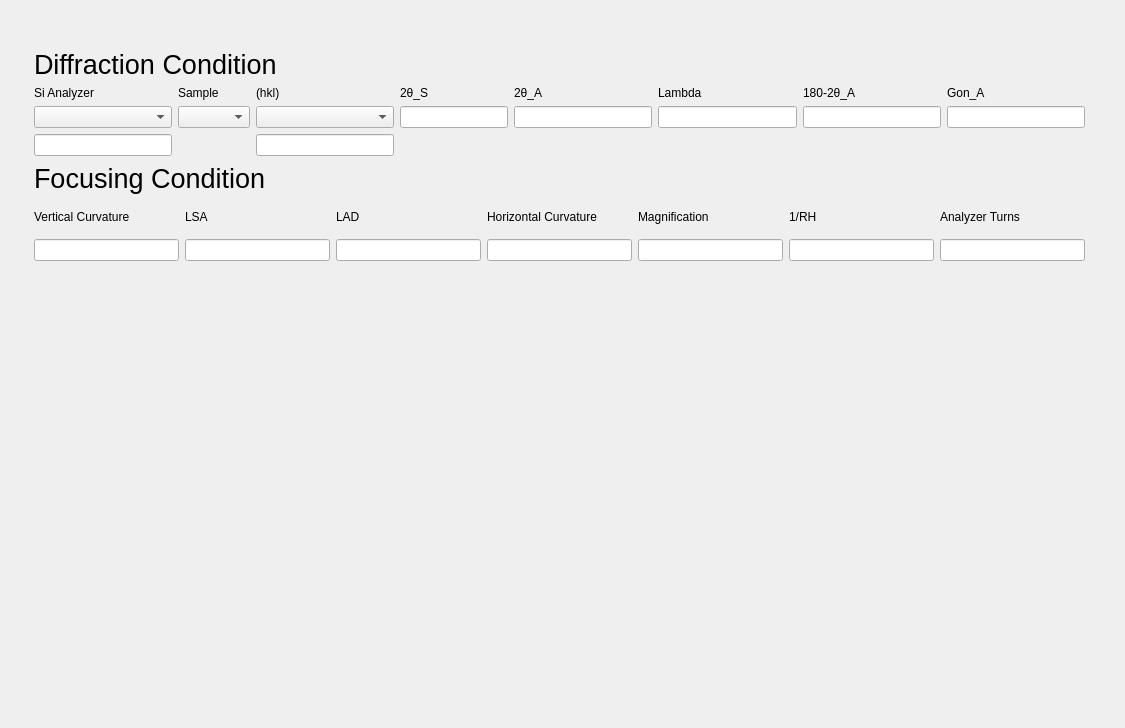
Above: diffractometer_controls/analyzer_calculation.ui from MIT-NRL/diffractometer-controls before the change. Below: the same form after it.
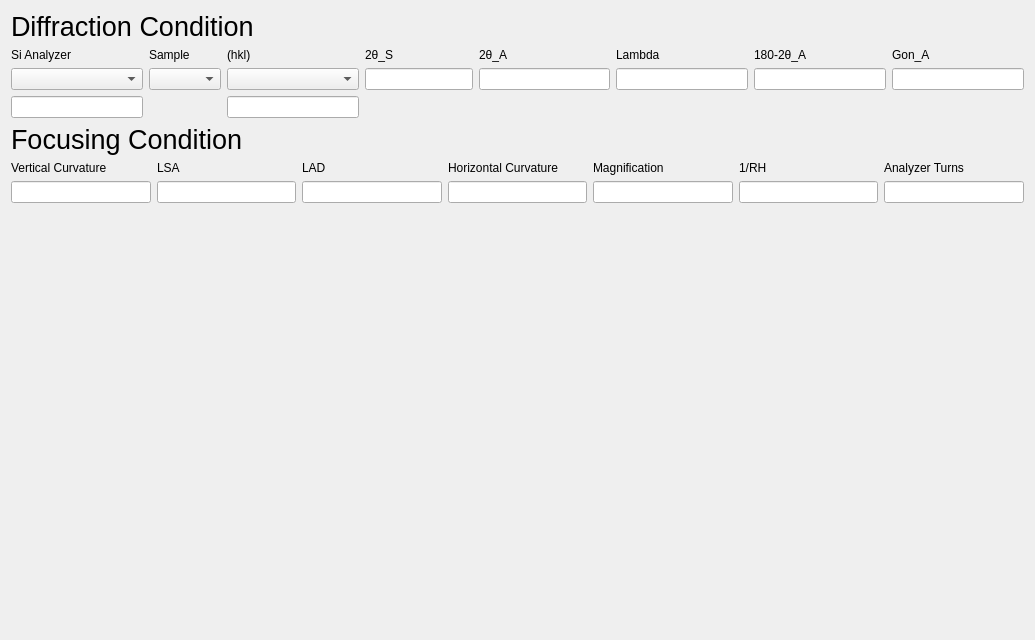
That is the form after the change.

Diff of the .ui file:
```diff
--- a/diffractometer_controls/analyzer_calculation.ui
+++ b/diffractometer_controls/analyzer_calculation.ui
@@ -6,22 +6,15 @@
    <rect>
     <x>0</x>
     <y>0</y>
-    <width>1125</width>
-    <height>728</height>
+    <width>1035</width>
+    <height>640</height>
    </rect>
   </property>
   <property name="windowTitle">
    <string>Form</string>
   </property>
-  <widget class="QWidget" name="layoutWidget">
-   <property name="geometry">
-    <rect>
-     <x>34</x>
-     <y>49</y>
-     <width>1051</width>
-     <height>212</height>
-    </rect>
-   </property>
+  <layout class="QVBoxLayout" name="verticalLayout">
+   <item>
    <layout class="QGridLayout" name="gridLayout_6">
     <item row="0" column="0">
      <layout class="QVBoxLayout" name="verticalLayout_4">
@@ -262,7 +255,21 @@
      </layout>
     </item>
    </layout>
-  </widget>
+   </item>
+   <item>
+    <spacer name="verticalSpacer">
+     <property name="orientation">
+      <enum>Qt::Vertical</enum>
+     </property>
+     <property name="sizeHint" stdset="0">
+      <size>
+       <width>20</width>
+       <height>393</height>
+      </size>
+     </property>
+    </spacer>
+   </item>
+  </layout>
  </widget>
  <resources/>
  <connections/>
```
Lines whose indentation alone changed are shown as unchanged.
